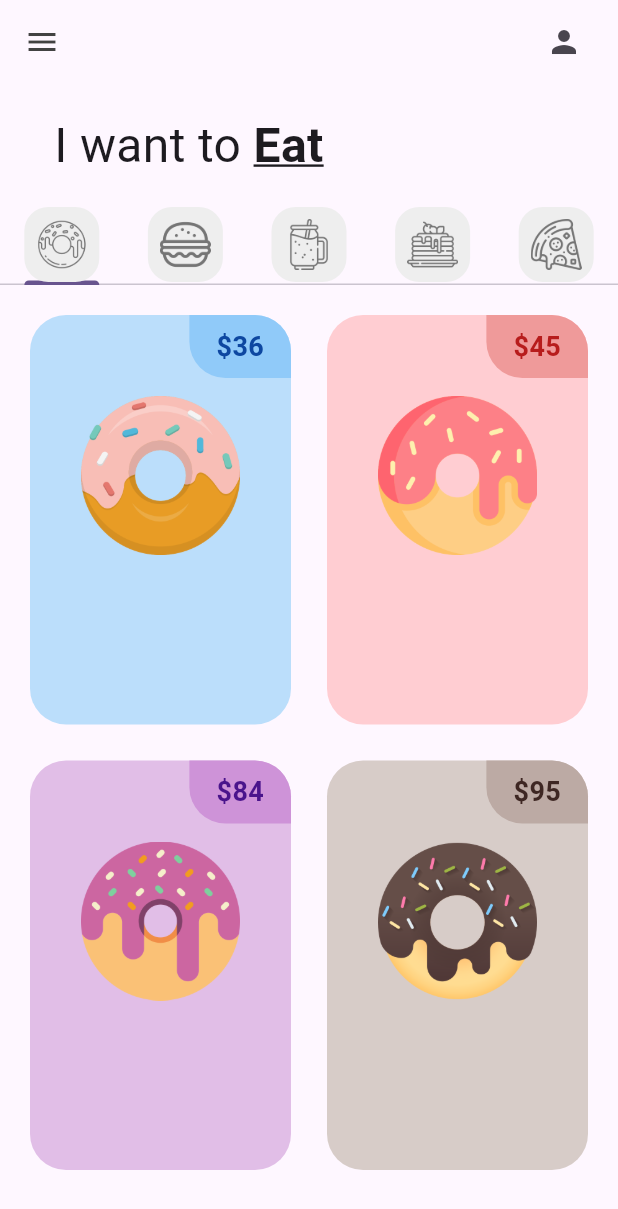
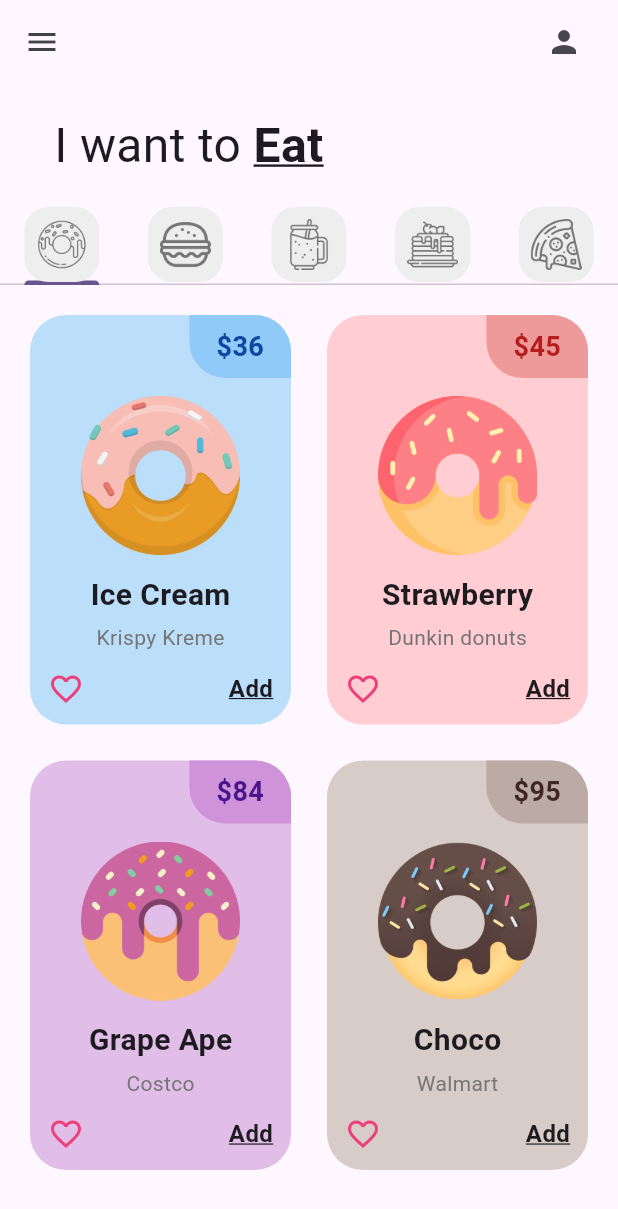
Before and after one commit to MxErickGuerra/donut_app_2b_guerra, a Flutter app: the screen it shows after launch, on a phone screen of 412 x 824 dp. Shown: the top 1209 px of the screen. Run offline on Flutter 3.47's test engine with Material 3 defaults, Android fonts, the light colour scheme and no system bars.

Commit message:
DonutTile Finished

```diff
--- a/lib/tabs/donut_tab.dart
+++ b/lib/tabs/donut_tab.dart
@@ -5,11 +5,11 @@ class DonutTab extends StatelessWidget {
 
   //Lista de donas
   final List donutsOnSale = [
-    //[donutFlavor, donutPrice, donutColor, imageName]
-    ["Ice Cream", "36", Colors.blue, "lib/images/icecream_donut.png"],
-    ["Strawberry", "45", Colors.red, "lib/images/strawberry_donut.png"],
-    ["Grape Ape", "84", Colors.purple, "lib/images/grape_donut.png"],
-    ["Choco", "95", Colors.brown, "lib/images/chocolate_donut.png"],
+    //[donutFlavor, donutStore, donutPrice, donutColor, imageName]
+    ["Ice Cream", "Krispy Kreme", "36", Colors.blue, "lib/images/icecream_donut.png"],
+    ["Strawberry", "Dunkin donuts", "45", Colors.red, "lib/images/strawberry_donut.png"],
+    ["Grape Ape", "Costco", "84", Colors.purple, "lib/images/grape_donut.png"],
+    ["Choco", "Walmart", "95", Colors.brown, "lib/images/chocolate_donut.png"],
   ];
 
    DonutTab({super.key});
@@ -29,9 +29,10 @@ class DonutTab extends StatelessWidget {
           itemBuilder: (context, index) {
             return DonutTile(
               donutFlavor: donutsOnSale[index][0],
-              donutPrice: donutsOnSale[index][1],
-              donutColor: donutsOnSale[index][2],
-              imageName: donutsOnSale[index][3],
+              donutStore: donutsOnSale[index][1],
+              donutPrice: donutsOnSale[index][2],
+              donutColor: donutsOnSale[index][3],
+              imageName: donutsOnSale[index][4],
             );
           });
   }
--- a/lib/utils/donut_tile.dart
+++ b/lib/utils/donut_tile.dart
@@ -2,12 +2,13 @@ import 'package:flutter/material.dart';
 
 class DonutTile extends StatelessWidget {
   final String donutFlavor;
+  final String donutStore;
   final String donutPrice;
   //dynamic será un tipo de color
   final dynamic donutColor;
   final String imageName;
 
-  const DonutTile({super.key, required this.donutFlavor, required this.donutPrice, this.donutColor, required this.imageName});
+  const DonutTile({super.key, required this.donutFlavor, required this.donutStore, required this.donutPrice, this.donutColor, required this.imageName});
 
   @override
   Widget build(BuildContext context) {
@@ -43,11 +44,39 @@ class DonutTile extends StatelessWidget {
             Padding(
               padding: const EdgeInsets.symmetric(vertical: 12, horizontal: 34),
               child: Image.asset(imageName),
+            ),
+            //Donut text
+            Text(donutFlavor,
+            style: TextStyle(fontWeight: FontWeight.bold, fontSize: 20)),
+            //Para tener un espacio entre texto
+            const SizedBox(
+              height: 4,
+            ),
+            Text(
+              donutStore,
+              style: TextStyle(color: Colors.grey[600]),
+            ),
+            //Love icon + add button
+            Padding(
+              padding: const EdgeInsets.all(12.0),
+              child: Row(
+                mainAxisAlignment: MainAxisAlignment.spaceBetween,
+                children: [
+                  Icon(
+                    Icons.favorite_border,
+                    color: Colors.pink[400],
+                  ),
+                  const Text(
+                    "Add",
+                    style: TextStyle(
+                      fontSize: 16,
+                      fontWeight: FontWeight.bold,
+                      decoration: TextDecoration.underline
+                    ),
+                  )
+                ],
+              ),
             )
-            //Donut text
-
-            //Love icon + add button
-
           ],
         ),
       ),
```
